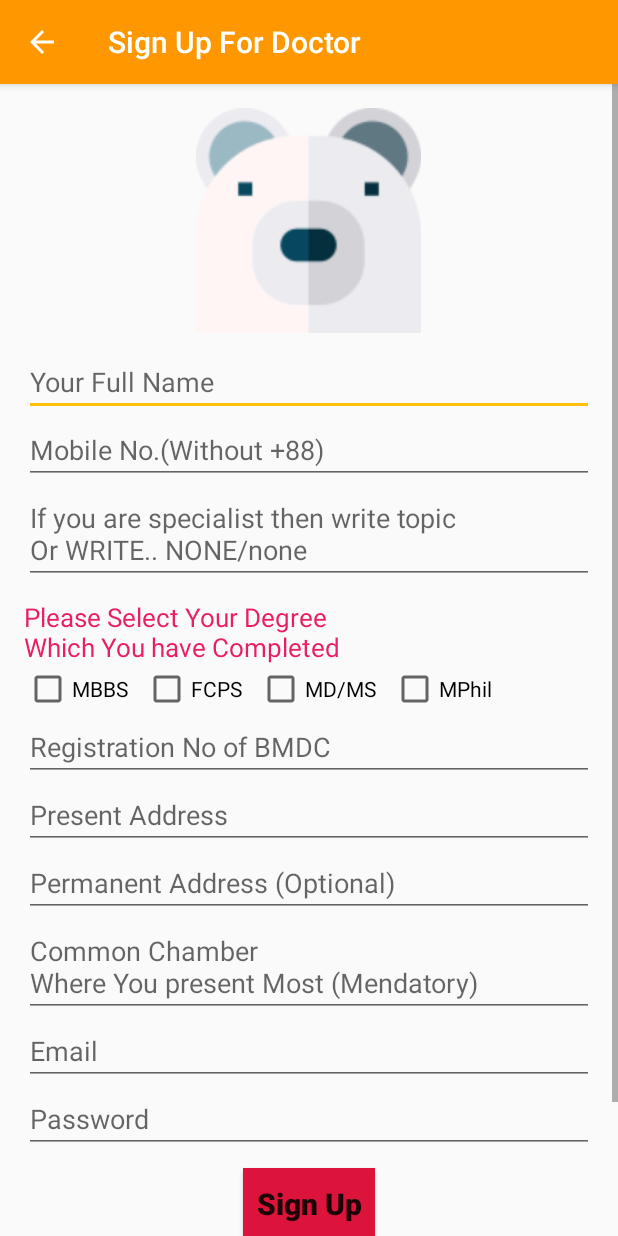
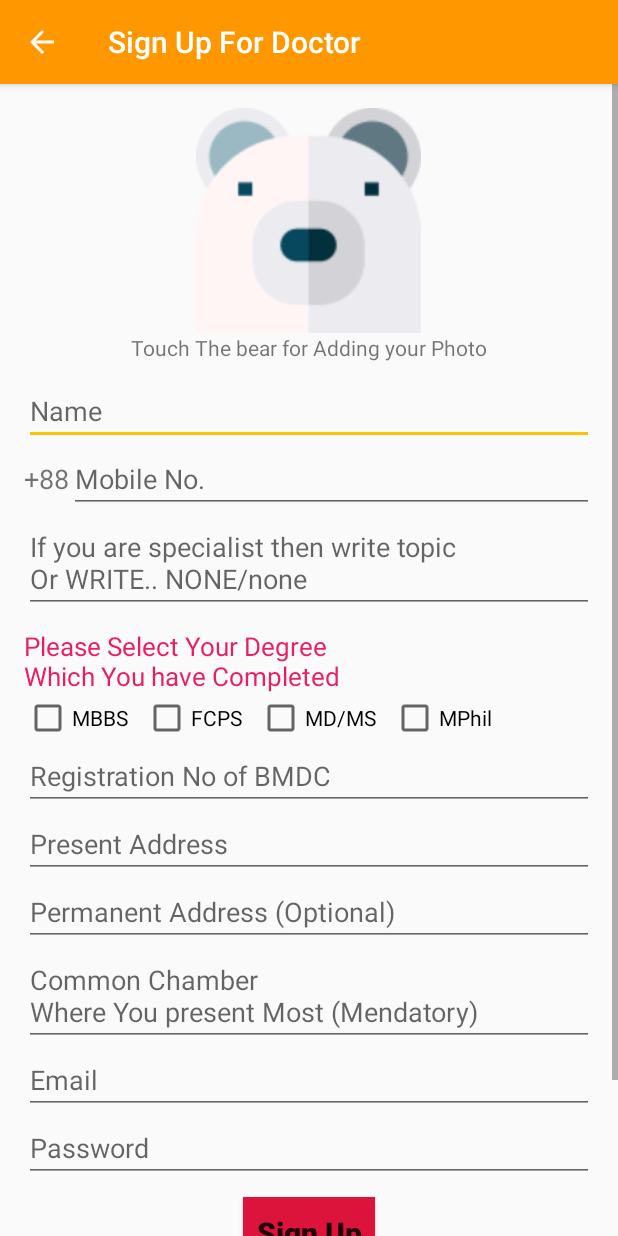
Before and after one commit to Hasib718/Care-Bear, an Android app: the SignInActivityForDoctor screen opened directly, with no data from a screen before it, after a tap on "SIGN UP", on a phone screen of 412 x 824 dp. Run offline under Robolectric (Android 15) with nearby library versions, the light colour scheme and no system bars; our stand-ins replace Firebase (no records; nobody signed in at launch, a user with empty details on screens opened directly); 1 statement that could not run was skipped.

Commit message:
UI Design Change
Changing the size of Some Button,
Adding Some Function in the backend code so that the back button of action bar can work properly...

```diff
--- a/app/src/main/res/layout/activity_main.xml
+++ b/app/src/main/res/layout/activity_main.xml
@@ -35,7 +35,7 @@
 
     <Button
         android:id="@+id/signInOrUpButtonForPatientId"
-        android:layout_width="250dp"
+        android:layout_width="230dp"
         android:layout_height="wrap_content"
         android:layout_marginBottom="10dp"
         android:padding="5dp"
@@ -48,7 +48,7 @@
 
     <Button
         android:id="@+id/signInOrUpButtonForDoctorId"
-        android:layout_width="250dp"
+        android:layout_width="230dp"
         android:layout_height="wrap_content"
         android:layout_marginBottom="10dp"
         android:padding="5dp"
@@ -69,6 +69,6 @@
         android:text="Emergency (Ambulance)"
         android:textAllCaps="false"
         android:textColor="#F1EFF4"
-        android:textSize="20sp" />
+        android:textSize="16sp" />
 
 </LinearLayout>
--- a/app/src/main/res/layout/activity_sign_up_for_doctor.xml
+++ b/app/src/main/res/layout/activity_sign_up_for_doctor.xml
@@ -18,6 +18,7 @@
         <RelativeLayout
             android:layout_width="match_parent"
             android:layout_height="wrap_content">
+
             <ImageView
                 android:layout_centerHorizontal="true"
                 android:layout_width="150dp"
@@ -33,19 +34,39 @@
                 android:layout_centerVertical="true"
                 android:visibility="invisible"/>
         </RelativeLayout>
+
+        <TextView
+            android:layout_width="wrap_content"
+            android:layout_height="wrap_content"
+            android:text="Touch The bear for Adding your Photo"
+            android:layout_gravity="center"/>
+
         <EditText
             android:layout_width="match_parent"
             android:layout_height="wrap_content"
             android:id="@+id/nameText"
-            android:hint="Your Full Name"
+            android:hint="Name"
             android:inputType="textPersonName"
             android:layout_marginTop="10dp"/>
-        <EditText
+
+        <LinearLayout
             android:layout_width="match_parent"
-            android:layout_height="wrap_content"
-            android:id="@+id/mobileNoText"
-            android:hint="Mobile No.(Without +88)"
-            android:inputType="text|number" />
+            android:layout_height="wrap_content">
+
+            <TextView
+                android:layout_width="wrap_content"
+                android:layout_height="wrap_content"
+                android:text="+88"
+                android:textSize="18sp"
+                />
+            <EditText
+                android:layout_width="match_parent"
+                android:layout_height="wrap_content"
+                android:id="@+id/mobileNoText"
+                android:hint="Mobile No."
+                android:inputType="text|number" />
+
+        </LinearLayout>
 
         <EditText
             android:layout_width="match_parent"
```
Also changed, not shown: app/src/main/java/com/hasib/carebear/doctor/SignInActivityForDoctor.java (+11 -0 lines), app/src/main/java/com/hasib/carebear/doctor/SignUpActivityForDoctor.java (+12 -0 lines), app/src/main/java/com/hasib/carebear/patient/SignInActivityForPatient.java (+12 -0 lines).
